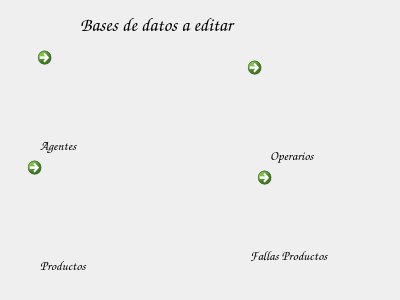
Above: selecciondeeditores.ui from Matias2178/Sistema_Postventa before the change. Below: the same form after it.
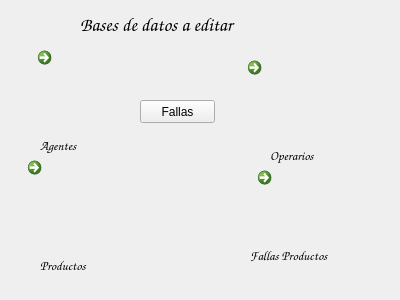
That is the form after the change. Icons and pictures are not drawn.

Commit message: Se inica un nuevo metodo de manejo de las fallas, ahora se dividen por tipo de productos (monitores, perifericos e instalaciones) para despues asociarlas a los distintos productos, asi todos tienen el mismo codigo de falla. Se comienzo con las pantallas de asociacion entre productos y las fallas.

Patch:
```diff
--- a/selecciondeeditores.ui
+++ b/selecciondeeditores.ui
@@ -210,6 +210,19 @@
     <string>Operarios</string>
    </property>
   </widget>
+  <widget class="QPushButton" name="pushButton">
+   <property name="geometry">
+    <rect>
+     <x>140</x>
+     <y>100</y>
+     <width>75</width>
+     <height>23</height>
+    </rect>
+   </property>
+   <property name="text">
+    <string>Fallas</string>
+   </property>
+  </widget>
  </widget>
  <resources>
   <include location="PostVenta.qrc"/>
```
The commit also changes 16 other files.
